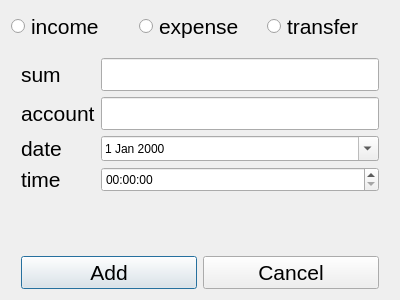
This is NewTransactionDialog.ui in panichevd/MyFinance as Qt 5 draws it before an edit. The edited form follows.
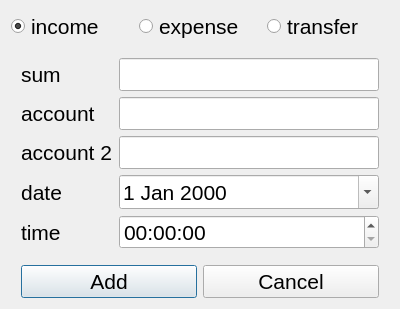
This is the edited form.

Commit message: Moved transaction state to a separate class. Added adding transactions to DB

The edit to the form file:
```diff
--- a/NewTransactionDialog.ui
+++ b/NewTransactionDialog.ui
@@ -28,6 +28,9 @@
          <property name="text">
           <string>income</string>
          </property>
+         <property name="checked">
+          <bool>true</bool>
+         </property>
         </widget>
        </item>
        <item>
@@ -58,6 +61,12 @@
      </item>
      <item>
       <layout class="QFormLayout" name="formLayout">
+       <property name="labelAlignment">
+        <set>Qt::AlignLeading|Qt::AlignLeft|Qt::AlignVCenter</set>
+       </property>
+       <property name="formAlignment">
+        <set>Qt::AlignLeading|Qt::AlignLeft|Qt::AlignTop</set>
+       </property>
        <property name="leftMargin">
         <number>10</number>
        </property>
@@ -113,7 +122,34 @@
         </widget>
        </item>
        <item row="2" column="0">
+        <widget class="QLabel" name="account2Label">
+         <property name="font">
+          <font>
+           <pointsize>16</pointsize>
+          </font>
+         </property>
+         <property name="text">
+          <string>account 2</string>
+         </property>
+        </widget>
+       </item>
+       <item row="2" column="1">
+        <widget class="QLineEdit" name="account2Edit">
+         <property name="font">
+          <font>
+           <pointsize>16</pointsize>
+          </font>
+         </property>
+        </widget>
+       </item>
+       <item row="3" column="0">
         <widget class="QLabel" name="dateLabel">
+         <property name="sizePolicy">
+          <sizepolicy hsizetype="Preferred" vsizetype="Preferred">
+           <horstretch>0</horstretch>
+           <verstretch>0</verstretch>
+          </sizepolicy>
+         </property>
          <property name="font">
           <font>
            <pointsize>16</pointsize>
@@ -122,43 +158,56 @@
          <property name="text">
           <string>date</string>
          </property>
-        </widget>
-       </item>
-       <item row="3" column="0">
-        <widget class="QLabel" name="timeLable">
-         <property name="font">
-          <font>
-           <pointsize>16</pointsize>
-          </font>
-         </property>
-         <property name="text">
-          <string>time</string>
+         <property name="alignment">
+          <set>Qt::AlignCenter</set>
          </property>
         </widget>
        </item>
        <item row="3" column="1">
-        <widget class="QTimeEdit" name="timeEdit">
-         <property name="sizePolicy">
-          <sizepolicy hsizetype="Minimum" vsizetype="Minimum">
-           <horstretch>0</horstretch>
-           <verstretch>0</verstretch>
-          </sizepolicy>
-         </property>
-        </widget>
-       </item>
-       <item row="2" column="1">
         <widget class="QDateEdit" name="dateEdit">
          <property name="sizePolicy">
-          <sizepolicy hsizetype="Minimum" vsizetype="Minimum">
+          <sizepolicy hsizetype="Preferred" vsizetype="Minimum">
            <horstretch>0</horstretch>
            <verstretch>0</verstretch>
           </sizepolicy>
          </property>
+         <property name="font">
+          <font>
+           <pointsize>16</pointsize>
+          </font>
+         </property>
          <property name="calendarPopup">
           <bool>true</bool>
          </property>
         </widget>
        </item>
+       <item row="4" column="0">
+        <widget class="QLabel" name="timeLable">
+         <property name="font">
+          <font>
+           <pointsize>16</pointsize>
+          </font>
+         </property>
+         <property name="text">
+          <string>time</string>
+         </property>
+        </widget>
+       </item>
+       <item row="4" column="1">
+        <widget class="QTimeEdit" name="timeEdit">
+         <property name="sizePolicy">
+          <sizepolicy hsizetype="Minimum" vsizetype="Minimum">
+           <horstretch>0</horstretch>
+           <verstretch>0</verstretch>
+          </sizepolicy>
+         </property>
+         <property name="font">
+          <font>
+           <pointsize>16</pointsize>
+          </font>
+         </property>
+        </widget>
+       </item>
       </layout>
      </item>
      <item>
```
Left out of the diff: 84 changed lines with no effect on the pictures. The commit also changes 12 other files.
